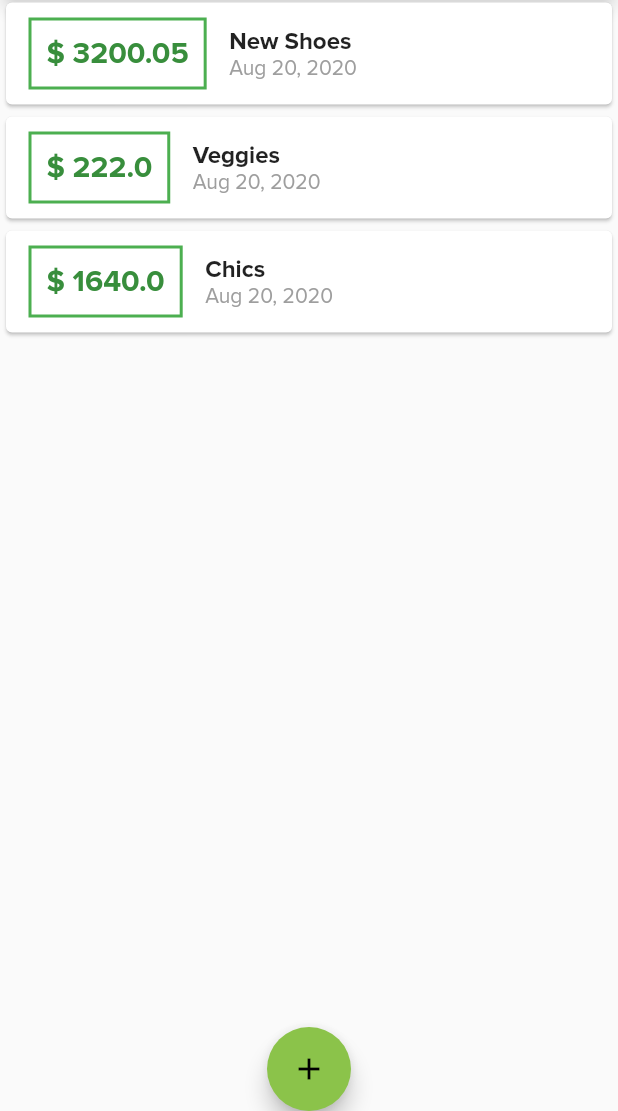
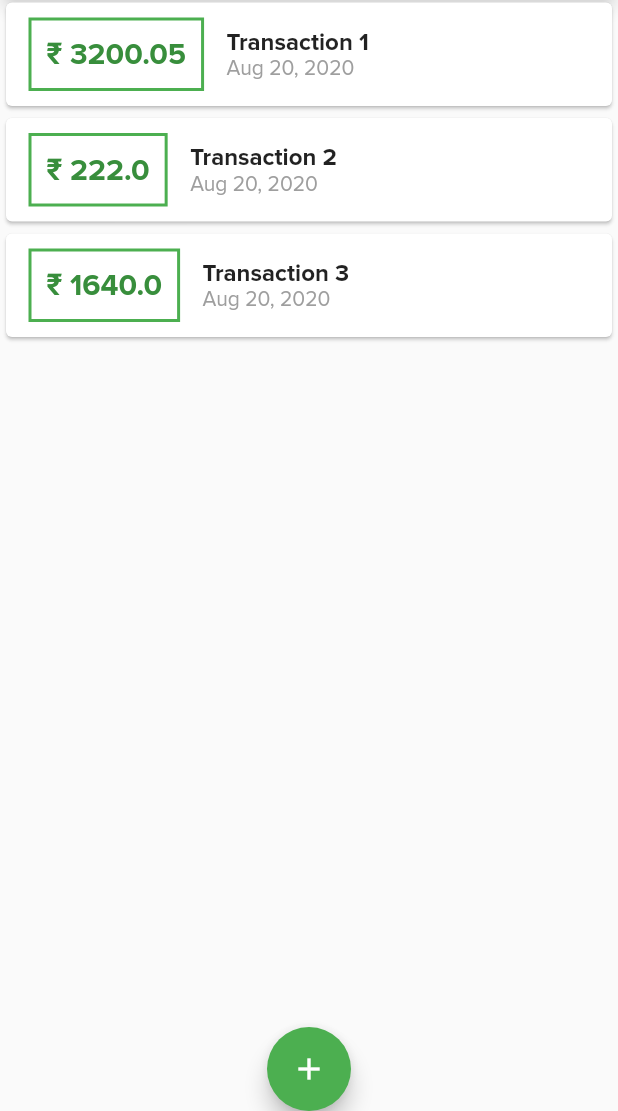
Before and after one commit to iamchiragsharma/Personal_Expense_App_Flutter, a Flutter app: the screen it shows after launch, on a phone screen of 412 x 824 dp, the part 125-1236 px from its top. Run offline on Flutter 3.47's test engine with Material 2 defaults, Android fonts, the phone set to English and light mode, and no system bars.

Commit message:
ReadMe Updated

```diff
--- a/lib/main.dart
+++ b/lib/main.dart
@@ -12,7 +12,6 @@ class MyApp extends StatelessWidget {
       title: 'Expense App',
       theme: ThemeData(
         primarySwatch: Colors.green,
-        accentColor: Colors.lightGreen,
         fontFamily: 'ProximaNova',
       ),
       home: MyHomePage(),
@@ -31,19 +30,19 @@ class _MyHomePageState extends State<MyHomePage> {
   final List<Transaction> _userTransactions = [
     Transaction(
       id: '1',
-      title: 'New Shoes',
+      title: 'Transaction 1',
       amount: 3200.05,
       date: DateTime.now(),
     ),
     Transaction(
       id: '2',
-      title: 'Veggies',
+      title: 'Transaction 2',
       amount: 222,
       date: DateTime.now(),
     ),
     Transaction(
       id: '3',
-      title: 'Chics',
+      title: 'Transaction 3',
       amount: 1640,
       date: DateTime.now(),
     ),
--- a/lib/widgets/transactions_list.dart
+++ b/lib/widgets/transactions_list.dart
@@ -20,7 +20,7 @@ class TransactionList extends StatelessWidget {
                   Container(
                     margin: EdgeInsets.symmetric(horizontal: 15, vertical: 10),
                     child: Text(
-                      "\$ ${transactions[index].amount}",
+                      "\₹ ${transactions[index].amount}",
                       style: TextStyle(
                         fontWeight: FontWeight.bold,
                         fontSize: 20,
```
Also changed, not shown: README_assets/playback_example.gif (added), 1 other file.
